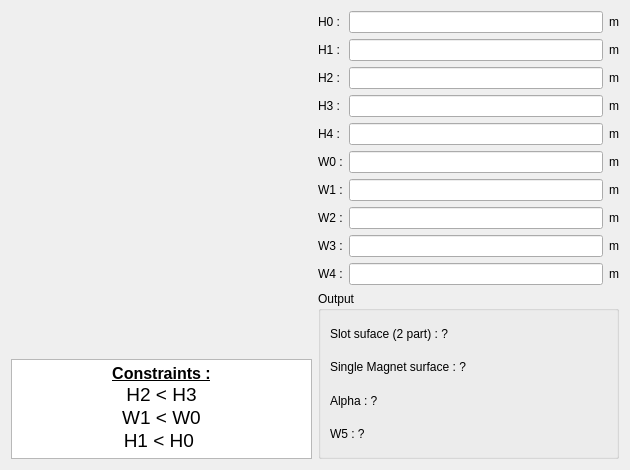
This is GUI/Dialog/DMachineSetup/SMHoleMag/PHoleM50/PHoleM50.ui in Eomys/pyleecan as Qt 5 draws it before an edit. The edited form follows.
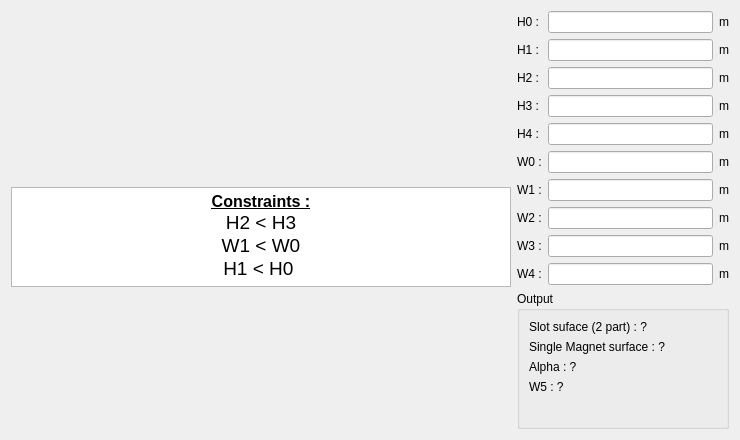
This is the edited form. Icons and pictures are not drawn. Custom widgets are drawn as their Qt base class.

Commit message: [BC} GUI LamHole mag_mat select for every magnet

```diff
--- a/GUI/Dialog/DMachineSetup/SMHoleMag/PHoleM50/PHoleM50.ui
+++ b/GUI/Dialog/DMachineSetup/SMHoleMag/PHoleM50/PHoleM50.ui
@@ -6,14 +6,14 @@
    <rect>
     <x>0</x>
     <y>0</y>
-    <width>630</width>
-    <height>470</height>
+    <width>740</width>
+    <height>440</height>
    </rect>
   </property>
   <property name="minimumSize">
    <size>
-    <width>630</width>
-    <height>470</height>
+    <width>740</width>
+    <height>440</height>
    </size>
   </property>
   <property name="maximumSize">
@@ -31,21 +31,21 @@
      <item>
       <widget class="QLabel" name="img_slot">
        <property name="sizePolicy">
-        <sizepolicy hsizetype="Expanding" vsizetype="Expanding">
+        <sizepolicy hsizetype="Fixed" vsizetype="Fixed">
          <horstretch>0</horstretch>
          <verstretch>0</verstretch>
         </sizepolicy>
        </property>
        <property name="minimumSize">
         <size>
-         <width>200</width>
-         <height>0</height>
+         <width>500</width>
+         <height>170</height>
         </size>
        </property>
        <property name="maximumSize">
         <size>
-         <width>16777215</width>
-         <height>16777215</height>
+         <width>500</width>
+         <height>170</height>
         </size>
        </property>
        <property name="text">
@@ -62,7 +62,7 @@
      <item>
       <widget class="QTextEdit" name="txt_constraint">
        <property name="sizePolicy">
-        <sizepolicy hsizetype="Expanding" vsizetype="Fixed">
+        <sizepolicy hsizetype="Preferred" vsizetype="Fixed">
          <horstretch>0</horstretch>
          <verstretch>0</verstretch>
         </sizepolicy>
@@ -86,7 +86,7 @@
         <string>&lt;!DOCTYPE HTML PUBLIC &quot;-//W3C//DTD HTML 4.0//EN&quot; &quot;http://www.w3.org/TR/REC-html40/strict.dtd&quot;&gt;
 &lt;html&gt;&lt;head&gt;&lt;meta name=&quot;qrichtext&quot; content=&quot;1&quot; /&gt;&lt;style type=&quot;text/css&quot;&gt;
 p, li { white-space: pre-wrap; }
-&lt;/style&gt;&lt;/head&gt;&lt;body style=&quot; font-family:'MS Shell Dlg 2'; font-size:7.8pt; font-weight:400; font-style:normal;&quot;&gt;
+&lt;/style&gt;&lt;/head&gt;&lt;body style=&quot; font-family:'MS Shell Dlg 2'; font-size:8.25pt; font-weight:400; font-style:normal;&quot;&gt;
 &lt;p align=&quot;center&quot; style=&quot; margin-top:0px; margin-bottom:0px; margin-left:0px; margin-right:0px; -qt-block-indent:0; text-indent:0px;&quot;&gt;&lt;span style=&quot; font-size:12pt; font-weight:600; text-decoration: underline;&quot;&gt;Constraints :&lt;/span&gt;&lt;/p&gt;
 &lt;p align=&quot;center&quot; style=&quot; margin-top:0px; margin-bottom:0px; margin-left:0px; margin-right:0px; -qt-block-indent:0; text-indent:0px;&quot;&gt;&lt;span style=&quot; font-size:14pt;&quot;&gt;H2 &amp;lt; H3&lt;/span&gt;&lt;/p&gt;
 &lt;p align=&quot;center&quot; style=&quot; margin-top:0px; margin-bottom:0px; margin-left:0px; margin-right:0px; -qt-block-indent:0; text-indent:0px;&quot;&gt;&lt;span style=&quot; font-size:14pt;&quot;&gt;W1 &amp;lt; W0&lt;/span&gt;&lt;/p&gt;
@@ -97,6 +97,19 @@
        </property>
       </widget>
      </item>
+     <item>
+      <spacer name="verticalSpacer_2">
+       <property name="orientation">
+        <enum>Qt::Vertical</enum>
+       </property>
+       <property name="sizeHint" stdset="0">
+        <size>
+         <width>20</width>
+         <height>40</height>
+        </size>
+       </property>
+      </spacer>
+     </item>
     </layout>
    </item>
    <item>
@@ -319,6 +332,19 @@
           </property>
          </widget>
         </item>
+        <item>
+         <spacer name="verticalSpacer">
+          <property name="orientation">
+           <enum>Qt::Vertical</enum>
+          </property>
+          <property name="sizeHint" stdset="0">
+           <size>
+            <width>20</width>
+            <height>40</height>
+           </size>
+          </property>
+         </spacer>
+        </item>
        </layout>
       </widget>
      </item>
```
The commit also changes 21 other files.
